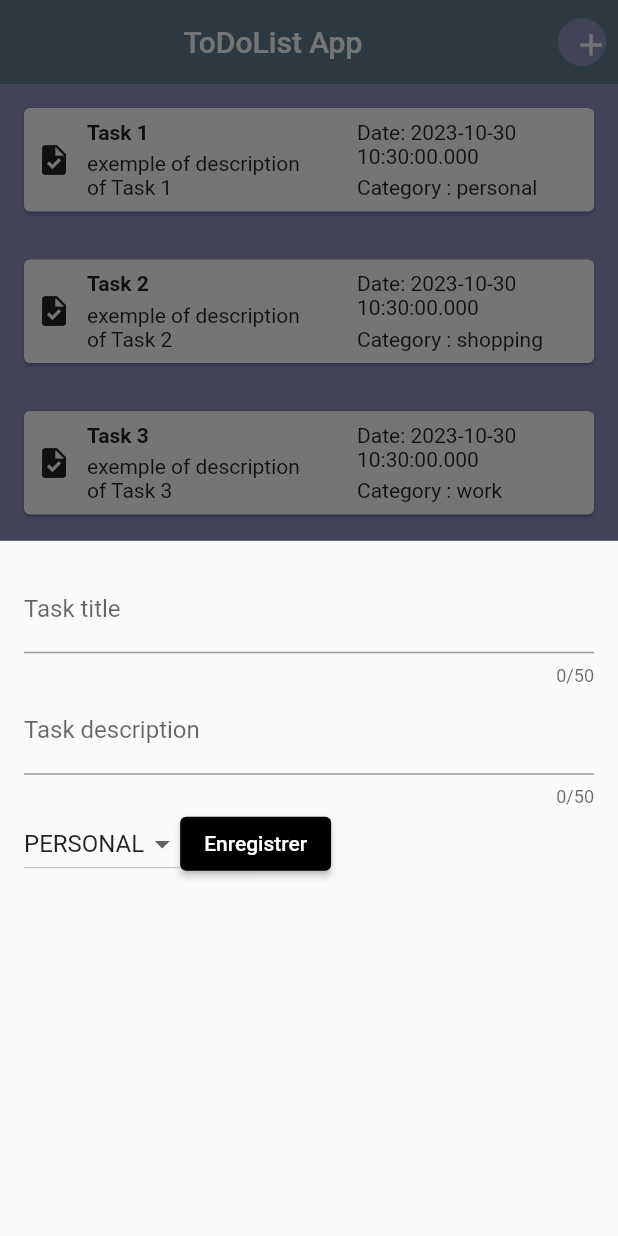
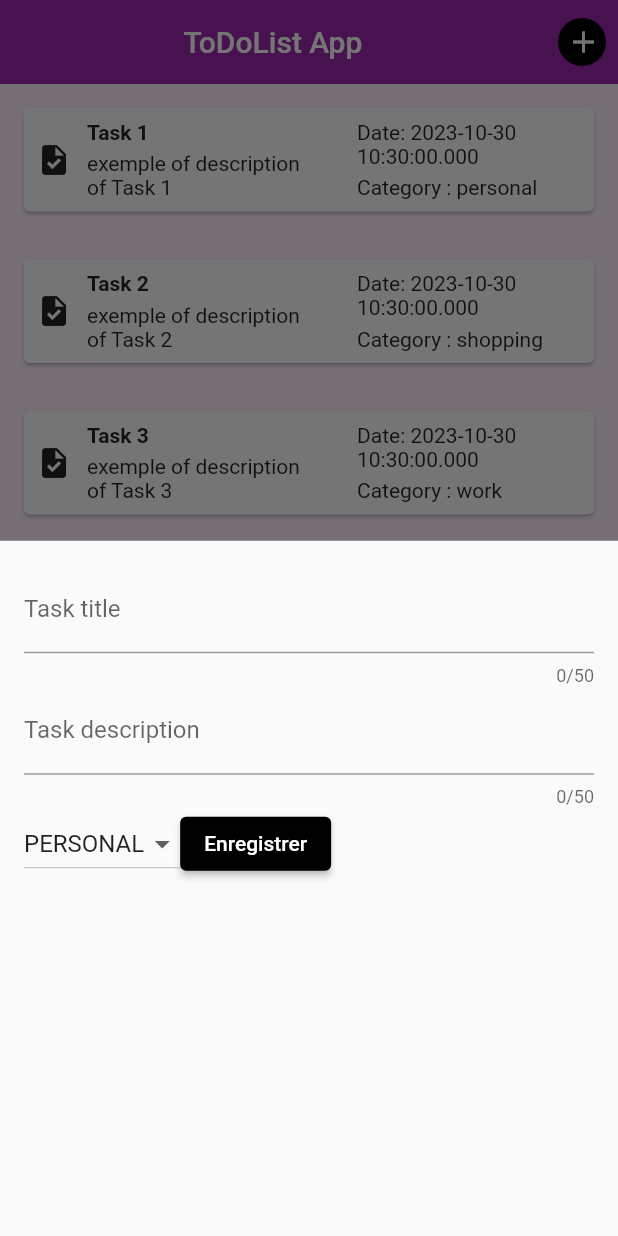
Before and after one commit to HNIDAClassroom/flutter-todoapp-NadaJOUAMAI, a Flutter app: the screen it shows once a user with an empty profile is signed in, after a tap on the "add" icon, on a phone screen of 412 x 824 dp. Run offline on Flutter 3.47's test engine with Material 2 defaults, Android fonts, the phone set to English and light mode, and no system bars; our stand-ins replace firebase_auth, firebase_core; missing offline and left inert: firebase_ui_auth; accounts and stored records are empty.

Commit message:
myApp-Fifth-Commit

```diff
--- a/lib/main.dart
+++ b/lib/main.dart
@@ -11,9 +11,9 @@ void main() async {
     MaterialApp(
       theme: ThemeData(
         appBarTheme: const AppBarTheme(elevation: 0),
-        colorScheme: ColorScheme.fromSwatch(primarySwatch: Colors.blueGrey)
+        colorScheme: ColorScheme.fromSwatch(primarySwatch: Colors.purple)
             .copyWith(background: Colors.red.shade50),
-        scaffoldBackgroundColor: Color.fromARGB(255, 143, 143, 193),
+        scaffoldBackgroundColor: Color.fromARGB(255, 254, 239, 255),
       ),
       home: const AuthVerify(),
     ),
--- a/lib/widgets/auth_verify.dart
+++ b/lib/widgets/auth_verify.dart
@@ -21,7 +21,7 @@ class AuthVerify extends StatelessWidget {
                 padding: const EdgeInsets.all(20),
                 child: AspectRatio(
                   aspectRatio: 1,
-                  child: Image.asset('assets/logo.png'),
+                  child: Image.asset('lib/images/logo.png'),
                 ),
               );
             },
--- a/lib/widgets/tasks.dart
+++ b/lib/widgets/tasks.dart
@@ -69,10 +69,10 @@ class _TasksState extends State<Tasks> {
             icon: Ink(
               decoration: const BoxDecoration(
                 shape: BoxShape.circle,
-                color: Color.fromARGB(255, 143, 143, 193),
+                color: Color.fromARGB(255, 0, 0, 0),
               ),
               child: const Padding(
-                padding: EdgeInsets.all(10),
+                padding: EdgeInsets.all(5),
                 child: Icon(Icons.add),
               ),
             ),
--- a/pubspec.yaml
+++ b/pubspec.yaml
@@ -64,9 +64,8 @@ flutter:
   uses-material-design: true
 
   # To add assets to your application, add an assets section, like this:
-  # assets:
-  #   - images/a_dot_burr.jpeg
-  #   - images/a_dot_ham.jpeg
+  assets:
+    - lib/images/
 
   # An image asset can refer to one or more resolution-specific "variants", see
   # https://flutter.dev/assets-and-images/#resolution-aware
```
Also changed, not shown: lib/images/logo.png (added).
